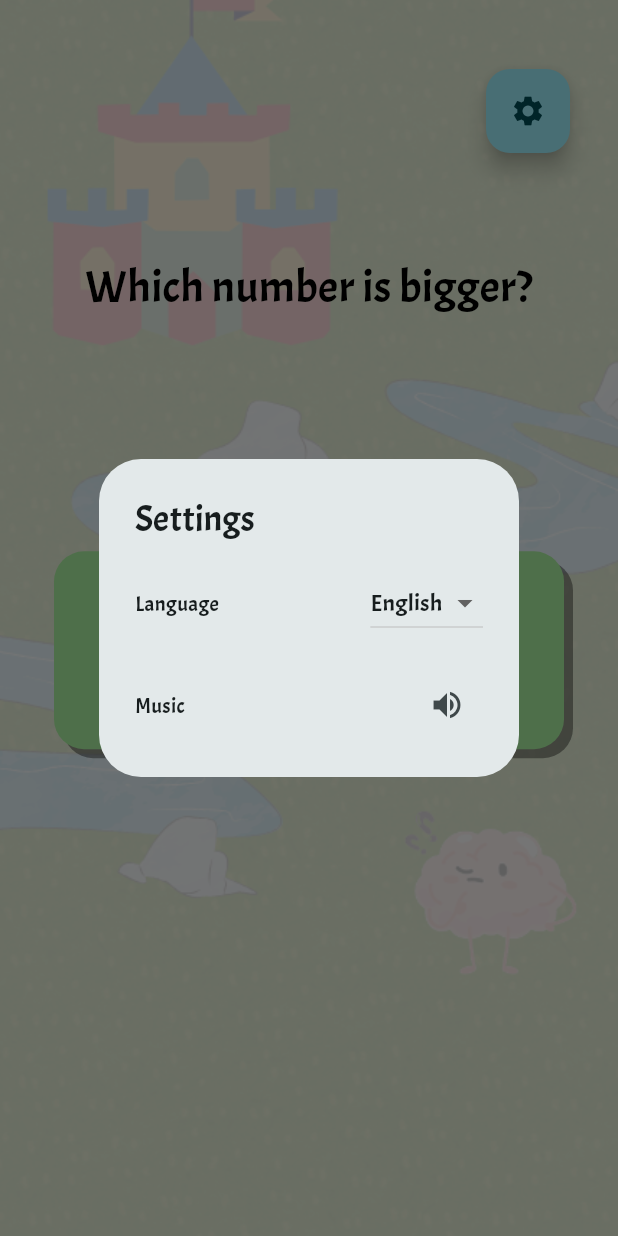
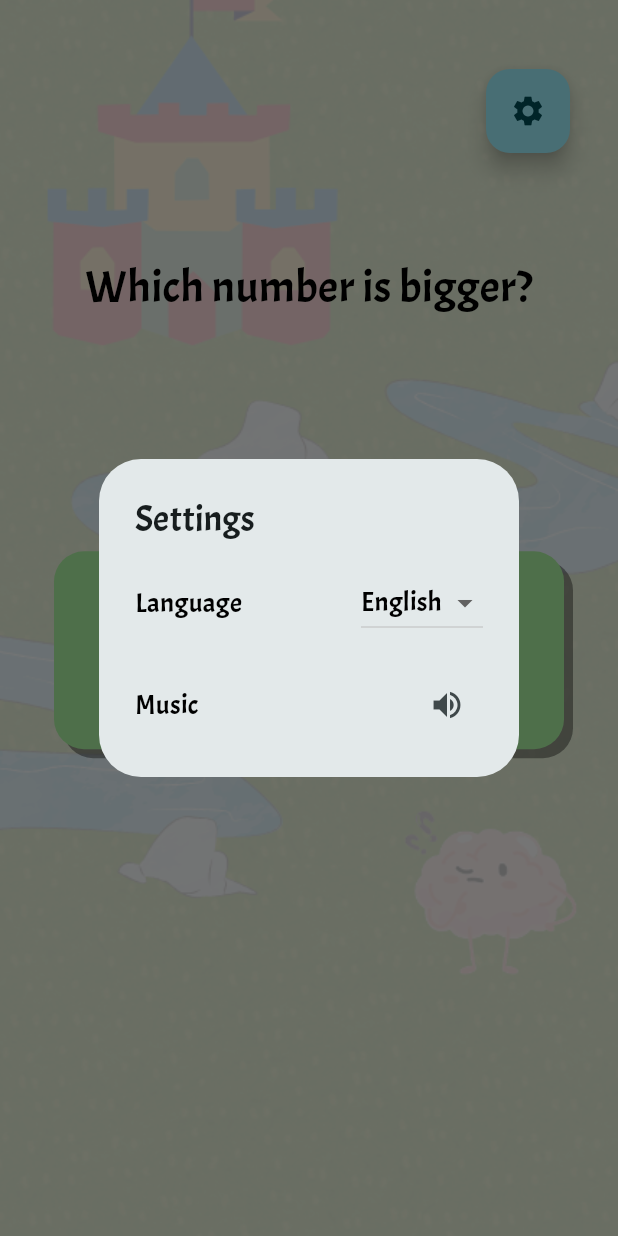
Before and after one commit to siangry/numberland_adventure, a Flutter app: the CompareNumberGamePage screen opened directly with empty values, after a tap on the "settings" icon, on a phone screen of 412 x 824 dp. Run offline on Flutter 3.47's test engine with Material 3 defaults, Android fonts, the phone set to English and light mode, and no system bars; our stand-ins replace shared_preferences; missing offline and left inert: flame_audio; accounts and stored records are empty.

Commit message:
fix: font family

```diff
--- a/lib/app/view/compareNumberScreen/compare_number_game_page.dart
+++ b/lib/app/view/compareNumberScreen/compare_number_game_page.dart
@@ -159,8 +159,10 @@ class _CompareNumberGamePageState extends State<CompareNumberGamePage> {
                 borderRadius: BorderRadius.circular(20)),
             child: Center(
                 child: Text(num.toString(),
-                    style:
-                        TextStyle(color: ColorConstant.black, fontSize: 24)))),
+                    style: TextStyle(
+                        color: ColorConstant.black,
+                        fontSize: 30,
+                        fontFamily: GeneralConstant.fontAcme)))),
         onPressed: () => checkAnswer(num),
       ),
       if (isTextVisible)
--- a/lib/app/view/mainScreen/select_level_page.dart
+++ b/lib/app/view/mainScreen/select_level_page.dart
@@ -76,7 +76,10 @@ class _SelectLevelPageState extends State<SelectLevelPage> {
       child: Center(
         child: Text(
           title,
-          style: TextStyle(color: ColorConstant.black, fontSize: 20),
+          style: TextStyle(
+              color: ColorConstant.black,
+              fontSize: 22,
+              fontFamily: GeneralConstant.fontAcme),
         ),
       ),
     );
--- a/lib/app/widget/floating_button.dart
+++ b/lib/app/widget/floating_button.dart
@@ -1,5 +1,4 @@
 import 'package:numberland_adventure/app/exporter/importer_app_general.dart';
-
 
 class FloatingButton extends StatefulWidget {
   const FloatingButton({super.key});
@@ -25,7 +24,10 @@ class _FloatingButtonState extends State<FloatingButton> {
               Row(
                 mainAxisAlignment: MainAxisAlignment.spaceBetween,
                 children: [
-                  Text(S.current.language),
+                  Text(
+                    S.current.language,
+                    style: TextStyle(color: ColorConstant.black, fontSize: 18),
+                  ),
                   DropdownButton<String>(
                     value: appState.locale.languageCode == S.current.en
                         ? S.current.english
@@ -38,9 +40,12 @@ class _FloatingButtonState extends State<FloatingButton> {
                       S.current.malay
                     ].map((String language) {
                       return DropdownMenuItem<String>(
-                        value: language,
-                        child: Text(language),
-                      );
+                          value: language,
+                          child: Text(
+                            language,
+                            style: TextStyle(
+                                color: ColorConstant.black, fontSize: 18),
+                          ));
                     }).toList(),
                     onChanged: (String? newValue) {
                       if (newValue != null) {
@@ -59,7 +64,9 @@ class _FloatingButtonState extends State<FloatingButton> {
               Row(
                 mainAxisAlignment: MainAxisAlignment.spaceBetween,
                 children: [
-                  Text(S.current.music),
+                  Text(S.current.music,
+                      style:
+                          TextStyle(color: ColorConstant.black, fontSize: 18)),
                   ValueListenableBuilder<bool>(
                       valueListenable: _audioManager.isPlaying,
                       builder: (context, isPlaying, child) {
```
Also changed, not shown: lib/app/view/composingNumberScreen/compose_number_game_page.dart (+5 -2 lines), lib/app/view/mainScreen/main_page.dart (+10 -9 lines).
